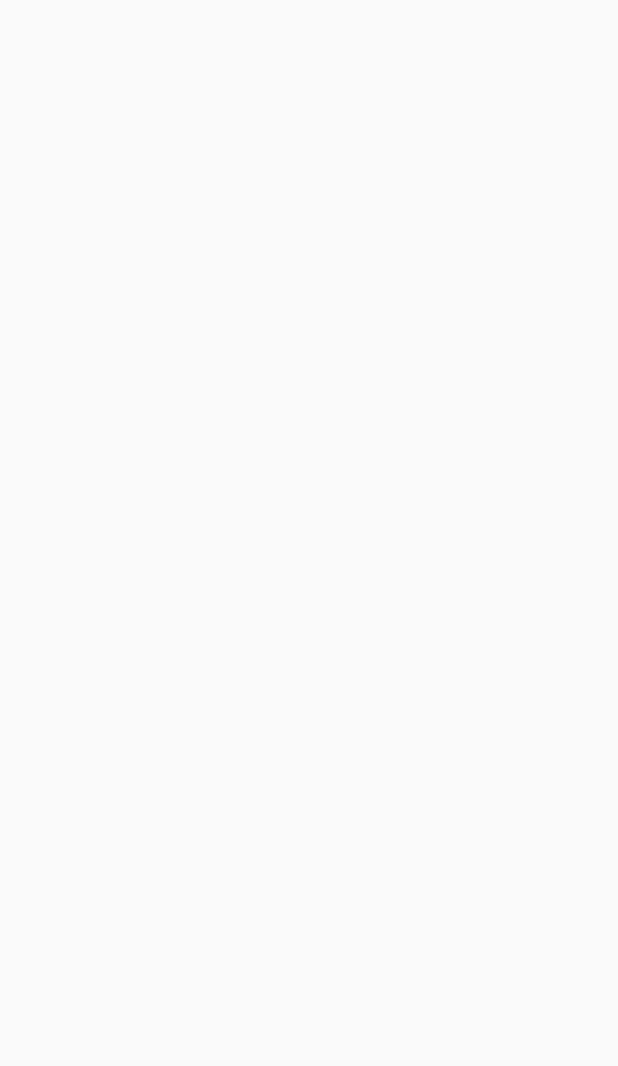
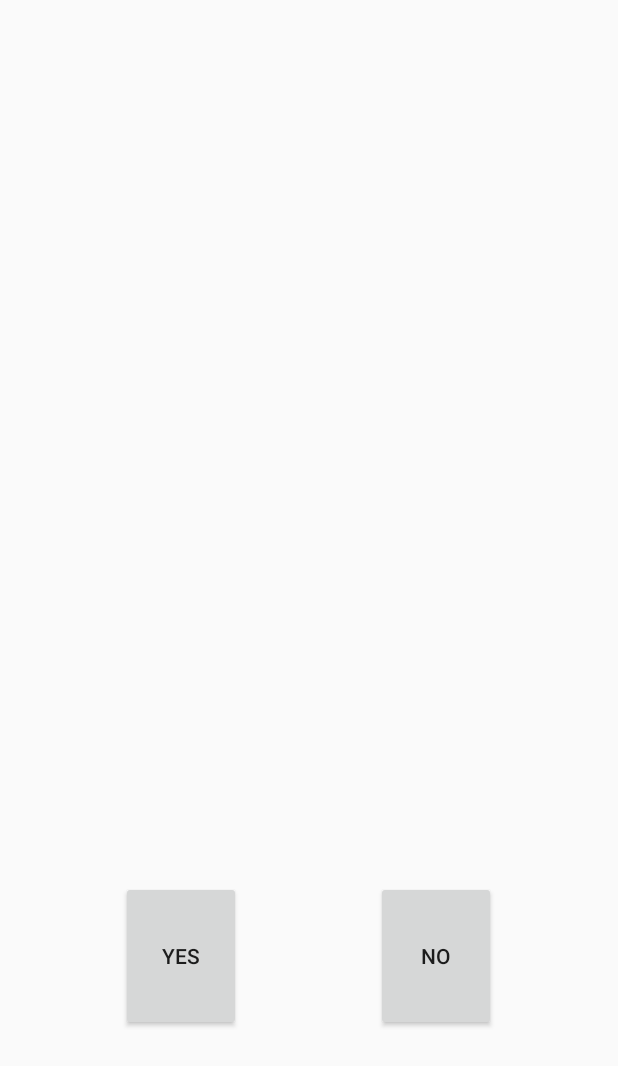
Before and after one commit to Daemons-HackSc-20/bini-mobile, an Android app: the GameActivity screen opened directly, with no data from a screen before it, on a phone screen of 412 x 824 dp. Before the commit the part shown is empty. Shown: the top 1066 px of the screen. Run offline under Robolectric (Android 15) with nearby library versions, the phone set to English and light mode, and no system bars.

Commit message:
feat:set imageview and buttons for game activity

```diff
--- a/app/src/main/java/com/a/bini/GameActivity.java
+++ b/app/src/main/java/com/a/bini/GameActivity.java
@@ -3,12 +3,43 @@ package com.a.bini;
 import androidx.appcompat.app.AppCompatActivity;
 
 import android.os.Bundle;
+import android.view.View;
+import android.widget.Button;
+import android.widget.ImageView;
+import android.widget.Toast;
 
 public class GameActivity extends AppCompatActivity {
+    private ImageView mImageViewPlayGuess;
+    private Button mButtonSubmitYes;
+    private Button mButtonSubmitNo;
 
     @Override
     protected void onCreate(Bundle savedInstanceState) {
         super.onCreate(savedInstanceState);
         setContentView(R.layout.activity_game);
+
+        mImageViewPlayGuess = findViewById(R.id.img_play_guess);
+        mButtonSubmitYes = findViewById(R.id.btn_submit_answer_yes);
+        mButtonSubmitNo = findViewById(R.id.btn_submit_answer_no);
+
+        setOnlickSubmitButtons();
+    }
+
+    private void setOnlickSubmitButtons() {
+        mButtonSubmitYes.setOnClickListener(new View.OnClickListener() {
+            @Override
+            public void onClick(View v) {
+                Toast toast=Toast.makeText(getApplicationContext(),"yes",Toast.LENGTH_SHORT);
+                toast.show();
+            }
+        });
+
+        mButtonSubmitNo.setOnClickListener(new View.OnClickListener() {
+            @Override
+            public void onClick(View v) {
+                Toast toast=Toast.makeText(getApplicationContext(),"no",Toast.LENGTH_SHORT);
+                toast.show();
+            }
+        });
     }
 }
--- a/app/src/main/res/layout/activity_game.xml
+++ b/app/src/main/res/layout/activity_game.xml
@@ -6,4 +6,42 @@
     android:layout_height="match_parent"
     tools:context=".GameActivity">
 
+    <ImageView
+        android:id="@+id/img_play_guess"
+        android:layout_width="300dp"
+        android:layout_height="300dp"
+        app:layout_constraintBottom_toBottomOf="parent"
+        app:layout_constraintEnd_toEndOf="parent"
+        app:layout_constraintHorizontal_bias="0.495"
+        app:layout_constraintStart_toStartOf="parent"
+        app:layout_constraintTop_toTopOf="parent"
+        app:layout_constraintVertical_bias="0.419" />
+
+    <RelativeLayout
+        android:layout_width="250dp"
+        android:layout_height="100dp"
+        app:layout_constraintBottom_toBottomOf="parent"
+        app:layout_constraintEnd_toEndOf="parent"
+        app:layout_constraintHorizontal_bias="0.497"
+        app:layout_constraintStart_toStartOf="parent"
+        app:layout_constraintTop_toTopOf="parent"
+        app:layout_constraintVertical_bias="0.811">
+
+        <Button
+            android:id="@+id/btn_submit_answer_yes"
+            android:text="YES"
+            android:layout_alignParentLeft="true"
+            android:layout_width="80dp"
+            android:layout_height="100dp" />
+
+        <Button
+            android:id="@+id/btn_submit_answer_no"
+            android:text="NO"
+            android:layout_alignParentRight="true"
+            android:layout_width="80dp"
+            android:layout_height="100dp"
+            android:layout_marginRight="0dp" />
+
+    </RelativeLayout>
+
 </androidx.constraintlayout.widget.ConstraintLayout>
```
